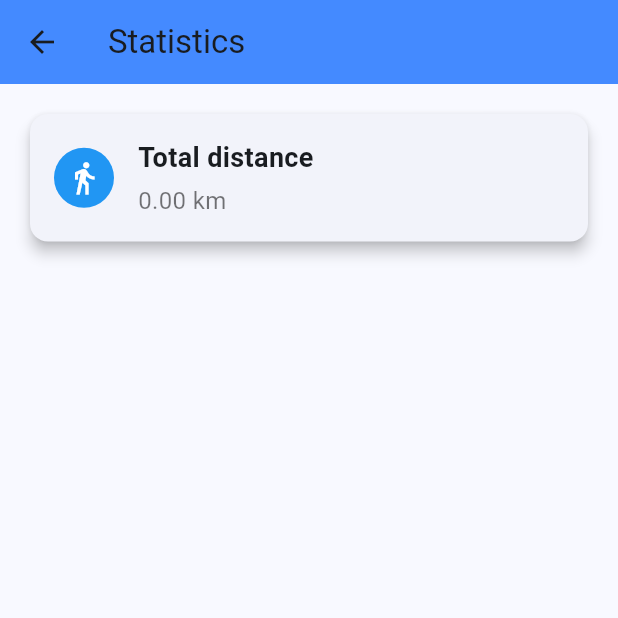
After one commit to Tymisko/cieszyn-guide, a Flutter app: the screen it shows after launch, in the side drawer, after a tap on "Statistics", on a phone screen of 412 x 824 dp, the top half of it. The commit adds this screen. Run offline on Flutter 3.47's test engine with Material 3 defaults, Android fonts, the phone set to English and light mode, and no system bars; our stand-ins replace flutter_map, geolocator, latlong2, sqflite; accounts and stored records are empty.

Commit message:
total distance statistic done

```diff
--- /dev/null
+++ b/lib/features/db/app_database.dart
@@ -0,0 +1,28 @@
+import 'package:sqflite/sqflite.dart';
+import 'package:path/path.dart';
+
+class AppDatabase {
+  static Database? _database;
+
+  static Future<Database> getDatabase() async {
+    if (_database != null) return _database!;
+    _database = await _initDatabase();
+    return _database!;
+  }
+
+  static Future<Database> _initDatabase() async {
+    String path = join(await getDatabasesPath(), 'poi_database.db');
+    return openDatabase(
+      path,
+      version: 1,
+      onCreate: (db, version) {
+        db.execute(
+          'CREATE TABLE pois(id INTEGER PRIMARY KEY, name TEXT, latitude REAL, longitude REAL, minimalDescription TEXT, description TEXT, category TEXT, rating REAL, address TEXT, website TEXT, phone TEXT, photoFile TEXT, openNow INTEGER, hours TEXT, reviews TEXT)',
+        );
+        db.execute(
+          'CREATE TABLE statistics(id INTEGER PRIMARY KEY AUTOINCREMENT, distance REAL, timestamp TEXT)',
+        );
+      },
+    );
+  }
+}
--- /dev/null
+++ b/lib/features/geolocation/screens/statistic_screen.dart
@@ -0,0 +1,109 @@
+import 'package:flutter/material.dart';
+import '../services/statistic_service.dart';
+
+class StatisticsScreen extends StatefulWidget {
+  const StatisticsScreen({Key? key}) : super(key: key);
+
+  @override
+  _StatisticsScreenState createState() => _StatisticsScreenState();
+}
+
+class _StatisticsScreenState extends State<StatisticsScreen> {
+  late Future<double> totalKilometers;
+
+  @override
+  void initState() {
+    super.initState();
+    final statisticService = StatisticService();
+    totalKilometers = statisticService.getTotalDistance();
+  }
+
+  @override
+  Widget build(BuildContext context) {
+    return Scaffold(
+      appBar: AppBar(
+        title: const Text('Statistics'),
+        backgroundColor: Colors.blueAccent,
+      ),
+      body: Padding(
+        padding: const EdgeInsets.all(16.0),
+        child: FutureBuilder<double>(
+          future: totalKilometers,
+          builder: (context, snapshot) {
+            if (snapshot.connectionState == ConnectionState.waiting) {
+              return const Center(child: CircularProgressIndicator());
+            } else if (snapshot.hasError) {
+              return Center(
+                child: Text(
+                  'An error occured.',
+                  style: TextStyle(color: Colors.red, fontSize: 18),
+                  textAlign: TextAlign.center,
+                ),
+              );
+            }
+
+            final totalKilometers = snapshot.data ?? 0.0;
+
+            return Column(
+              crossAxisAlignment: CrossAxisAlignment.stretch,
+              children: [
+                _buildStatCard(
+                  'Total distance',
+                  '${(totalKilometers / 1000).toStringAsFixed(2)} km',
+                  Icons.directions_walk,
+                  Colors.blue,
+                ),
+              ],
+            );
+          },
+        ),
+      ),
+    );
+  }
+
+  Widget _buildStatCard(
+    String title,
+    String value,
+    IconData icon,
+    Color color,
+  ) {
+    return Card(
+      elevation: 4,
+      shape: RoundedRectangleBorder(
+        borderRadius: BorderRadius.circular(12),
+      ),
+      child: Padding(
+        padding: const EdgeInsets.all(16.0),
+        child: Row(
+          children: [
+            CircleAvatar(
+              backgroundColor: color,
+              child: Icon(icon, color: Colors.white),
+            ),
+            const SizedBox(width: 16),
+            Column(
+              crossAxisAlignment: CrossAxisAlignment.start,
+              children: [
+                Text(
+                  title,
+                  style: const TextStyle(
+                    fontSize: 18,
+                    fontWeight: FontWeight.bold,
+                  ),
+                ),
+                const SizedBox(height: 4),
+                Text(
+                  value,
+                  style: const TextStyle(
+                    fontSize: 16,
+                    color: Colors.black54,
+                  ),
+                ),
+              ],
+            ),
+          ],
+        ),
+      ),
+    );
+  }
+}
--- a/lib/features/geolocation/services/location_service.dart
+++ b/lib/features/geolocation/services/location_service.dart
@@ -1,5 +1,7 @@
 import 'package:geolocator/geolocator.dart';
+import 'package:sqflite/sqflite.dart';
 import 'dart:async';
+import '../../db/app_database.dart';
 
 /// Service responsible for handling location-related operations including
 /// real location tracking and mock location functionality.
@@ -51,7 +53,7 @@ class LocationService {
   bool get _canStartWalking =>
       _useMockLocation && _mockWalkingEnabled && _mockedPosition != null;
 
-  void _makeStep(Direction direction) {
+  void _makeStep(Direction direction) async {
     if (_mockedPosition == null) return;
     final newPosition = _calculateNewPosition(direction);
     setMockedLocation(newPosition.latitude, newPosition.longitude);
@@ -59,6 +61,7 @@ class LocationService {
     if (_previousPosition != null) {
       final distance = _calculateDistance(_previousPosition!, _mockedPosition!);
       print("Dystans przebytej drogi: $distance meters");
+      await saveDistance(distance);
     }
 
     _previousPosition = _mockedPosition;
@@ -141,6 +144,19 @@ class LocationService {
     }
   }
 
+  Future<void> saveDistance(double distance) async {
+    final db = await AppDatabase.getDatabase();
+    await db.insert(
+      'statistics',
+      {
+        'distance': distance,
+        'timestamp': DateTime.now().toIso8601String(),
+      },
+      conflictAlgorithm: ConflictAlgorithm.replace,
+    );
+  }
+
+
   void setMockedLocation(double latitude, double longitude) {
     _previousPosition = _mockedPosition;
     _mockedPosition = _createMockPosition(latitude, longitude);
--- a/lib/features/geolocation/services/poi_service.dart
+++ b/lib/features/geolocation/services/poi_service.dart
@@ -1,47 +1,25 @@
 import 'package:geolocator/geolocator.dart';
+import '../../db/app_database.dart';
 import 'package:sqflite/sqflite.dart';
-import 'package:path/path.dart';
 
 class POIService {
-  Database? _database;
-
-  Future<Database> get database async {
-    if (_database != null) return _database!;
-    _database = await _initDatabase();
-    return _database!;
-  }
-
-  Future<Database> _initDatabase() async {
-    String path = join(await getDatabasesPath(), 'poi_database.db');
-    return openDatabase(
-      path,
-      onCreate: (db, version) {
-        return db.execute(
-          'CREATE TABLE pois(id INTEGER PRIMARY KEY, name TEXT, latitude REAL, longitude REAL, minimalDescription TEXT, description TEXT, category TEXT, rating REAL, address TEXT, website TEXT, phone TEXT, photoFile TEXT, openNow INTEGER, hours TEXT, reviews TEXT)',
-        );
-      },
-      version: 1,
-    );
-  }
-
   Future<void> insertPOI(Map<String, dynamic> poi) async {
-    final db = await database;
+    final db = await AppDatabase.getDatabase();
     await db.insert(
       'pois',
       {
         ...poi,
-        'openNow': poi['openNow'] ? 1 : 0, // Convert boolean to integer
+        'openNow': poi['openNow'] ? 1 : 0,
       },
       conflictAlgorithm: ConflictAlgorithm.replace,
     );
   }
 
   Future<List<Map<String, dynamic>>> fetchNearbyPOIs(Position position) async {
-    final db = await database;
+    final db = await AppDatabase.getDatabase();
     final List<Map<String, dynamic>> maps = await db.query('pois');
 
     if (maps.isEmpty) {
-      // Insert predefined data if the database is empty
       List<Map<String, dynamic>> predefinedPOIs = _getPredefinedPOIs(position);
       for (var poi in predefinedPOIs) {
         await insertPOI(poi);
@@ -52,7 +30,7 @@ class POIService {
     return maps.map((poi) {
       return {
         ...poi,
-        'openNow': poi['openNow'] == 1, // Convert integer to boolean
+        'openNow': poi['openNow'] == 1,
       };
     }).toList();
   }
@@ -64,7 +42,8 @@ class POIService {
         'latitude': position.latitude + 0.001,
         'longitude': position.longitude - 0.002,
         'minimalDescription': 'A famous historic landmark',
-        'description': 'This historic landmark is a must-see for all visitors. It has a rich history and is a popular spot for tourists and locals alike.',
+        'description':
+            'This historic landmark is a must-see for all visitors. It has a rich history and is a popular spot for tourists and locals alike.',
         'category': 'Historic',
         'rating': 4.8,
         'address': '123 Heritage Blvd, Cityland',
@@ -72,15 +51,18 @@ class POIService {
         'phone': '+1 234-567-8901',
         'photoFile': 'assets/images/landmark.jpg',
         'openNow': true,
-        'hours': '{"monday": "09:00 - 17:00", "tuesday": "09:00 - 17:00", "wednesday": "09:00 - 17:00", "thursday": "09:00 - 17:00", "friday": "09:00 - 17:00", "saturday": "10:00 - 16:00", "sunday": "Closed"}',
-        'reviews': '[{"user": "John Doe", "comment": "A must-see! Great historic value.", "rating": 5}, {"user": "Jane Smith", "comment": "Quite crowded, but worth the visit.", "rating": 4}]',
+        'hours':
+            '{"monday": "09:00 - 17:00", "tuesday": "09:00 - 17:00", "wednesday": "09:00 - 17:00", "thursday": "09:00 - 17:00", "friday": "09:00 - 17:00", "saturday": "10:00 - 16:00", "sunday": "Closed"}',
+        'reviews':
+            '[{"user": "John Doe", "comment": "A must-see! Great historic value.", "rating": 5}, {"user": "Jane Smith", "comment": "Quite crowded, but worth the visit.", "rating": 4}]',
       },
       {
         'name': 'Gourmet Restaurant',
         'latitude': position.latitude + 0.004,
         'longitude': position.longitude + 0.002,
         'minimalDescription': 'A popular gourmet restaurant',
-        'description': 'This gourmet restaurant offers a wide selection of delicious dishes and drinks. It is known for its high-quality ingredients and excellent service.',
+        'description':
+            'This gourmet restaurant offers a wide selection of delicious dishes and drinks. It is known for its high-quality ingredients and excellent service.',
         'category': 'Food & Drink',
         'rating': 4.3,
         'address': '456 Gourmet Ave, Foodtown',
@@ -88,15 +70,18 @@ class POIService {
         'phone': '+1 987-654-3210',
         'photoFile': 'assets/images/restaurant.jpg',
         'openNow': false,
-        'hours': '{"monday": "11:00 - 22:00", "tuesday": "11:00 - 22:00", "wednesday": "11:00 - 22:00", "thursday": "11:00 - 22:00", "friday": "11:00 - 23:00", "saturday": "10:00 - 23:00", "sunday": "Closed"}',
-        'reviews': '[{"user": "Alice Brown", "comment": "Delicious food and friendly staff!", "rating": 5}, {"user": "Bob Johnson", "comment": "A bit pricey but worth it.", "rating": 4}]',
+        'hours':
+            '{"monday": "11:00 - 22:00", "tuesday": "11:00 - 22:00", "wednesday": "11:00 - 22:00", "thursday": "11:00 - 22:00", "friday": "11:00 - 23:00", "saturday": "10:00 - 23:00", "sunday": "Closed"}',
+        'reviews':
+            '[{"user": "Alice Brown", "comment": "Delicious food and friendly staff!", "rating": 5}, {"user": "Bob Johnson", "comment": "A bit pricey but worth it.", "rating": 4}]',
       },
       {
         'name': 'City Museum',
         'latitude': position.latitude - 0.003,
         'longitude': position.longitude + 0.003,
         'minimalDescription': 'A local museum showcasing art and history',
-        'description': 'This museum features a variety of exhibits on art, history, and culture. It is a great place to learn about the city\'s past and present.',
+        'description':
+            'This museum features a variety of exhibits on art, history, and culture. It is a great place to learn about the city\'s past and present.',
         'category': 'Arts & Culture',
         'rating': 4.5,
         'address': '789 Culture St, Cityland',
@@ -104,8 +89,10 @@ class POIService {
         'phone': '+1 555-123-4567',
         'photoFile': 'assets/images/museum.jpg',
         'openNow': true,
-        'hours': '{"monday": "09:00 - 18:00", "tuesday": "09:00 - 18:00", "wednesday": "09:00 - 18:00", "thursday": "09:00 - 18:00", "friday": "09:00 - 20:00", "saturday": "09:00 - 20:00", "sunday": "10:00 - 16:00"}',
-        'reviews': '[{"user": "Sarah Lee", "comment": "Loved the modern art section!", "rating": 5}, {"user": "Tom White", "comment": "Informative exhibits but can feel small.", "rating": 4}]',
+        'hours':
+            '{"monday": "09:00 - 18:00", "tuesday": "09:00 - 18:00", "wednesday": "09:00 - 18:00", "thursday": "09:00 - 18:00", "friday": "09:00 - 20:00", "saturday": "09:00 - 20:00", "sunday": "10:00 - 16:00"}',
+        'reviews':
+            '[{"user": "Sarah Lee", "comment": "Loved the modern art section!", "rating": 5}, {"user": "Tom White", "comment": "Informative exhibits but can feel small.", "rating": 4}]',
       },
     ];
   }
--- a/lib/features/geolocation/services/statistic_service.dart
+++ b/lib/features/geolocation/services/statistic_service.dart
@@ -1,10 +1,19 @@
+import '../../db/app_database.dart';
+
 class StatisticService {
-  double _totalDistance = 0.0;
+  Future<double> getTotalDistance() async {
+    try {
+      final db = await AppDatabase.getDatabase();
+      final result =
+          await db.rawQuery('SELECT SUM(distance) as total FROM statistics');
 
-  double get totalDistance => _totalDistance;
-
-  void addDistance(double distance) {
-    _totalDistance += distance;
-    print("Całkowity dystans: $_totalDistance meters");
+      if (result.isNotEmpty && result.first['total'] != null) {
+        final totalDistance = result.first['total'] as double;
+        return totalDistance;
+      }
+      return 0.0;
+    } catch (e) {
+      return 0.0;
+    }
   }
 }
--- a/lib/features/geolocation/widgets/map_settings_drawer.dart
+++ b/lib/features/geolocation/widgets/map_settings_drawer.dart
@@ -1,5 +1,7 @@
 import 'package:flutter/material.dart';
 import 'package:cieszyn_guide/features/favourites/favourites_page.dart';
+import '../screens/statistic_screen.dart';
+
 class MapSettingsDrawer extends StatelessWidget {
   static const _drawerHeaderHeight = 24.0;
   static const _drawerHeaderPadding = EdgeInsets.zero;
@@ -73,6 +75,22 @@ class MapSettingsDrawer extends StatelessWidget {
     );
   }
 
+  Widget _buildStatisticsTile(BuildContext context) {
+    return ListTile(
+      leading: const Icon(Icons.bar_chart, color: Colors.blue),
+      title: const Text('Statistics'),
+      onTap: () {
+        Navigator.pop(context);
+        Navigator.push(
+          context,
+          MaterialPageRoute(
+            builder: (context) => StatisticsScreen(),
+          ),
+        );
+      },
+    );
+  }
+
   Widget _buildCloseButton(BuildContext context) {
     return ListTile(
       leading: const Icon(Icons.close),
@@ -91,7 +109,8 @@ class MapSettingsDrawer extends StatelessWidget {
           _buildMockLocationTile(),
           _buildArrowControlsTile(),
           const Divider(),
-          _buildFavouritesTile(context), // Dodana opcja ulubionych
+          _buildFavouritesTile(context), // Opcja ulubionych
+          _buildStatisticsTile(context),
           _buildCloseButton(context),
         ],
       ),
```
